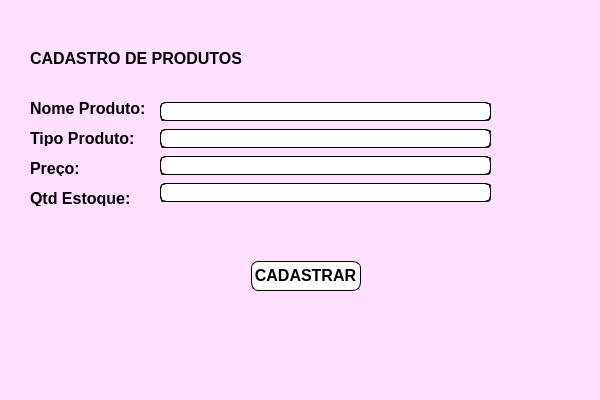
addryyano/ProjetoFinalSenac, file CadastroProdutos.ui: the form before one commit.
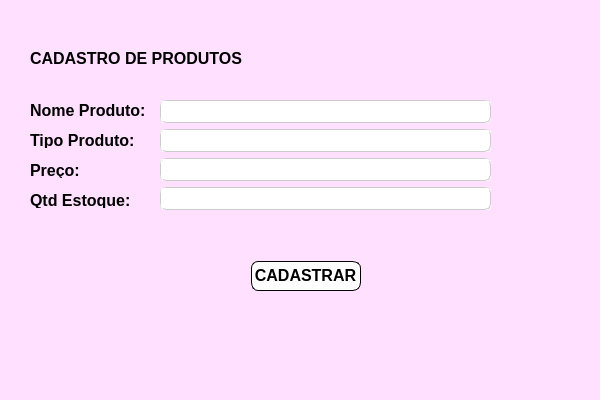
The form after the commit.

Commit message: Criado Cadastro de clientes e GUI Menu Principal

```diff
--- a/CadastroProdutos.ui
+++ b/CadastroProdutos.ui
@@ -24,7 +24,7 @@
     <property name="geometry">
      <rect>
       <x>30</x>
-      <y>160</y>
+      <y>162</y>
       <width>121</width>
       <height>16</height>
      </rect>
@@ -46,7 +46,7 @@
       <x>160</x>
       <y>100</y>
       <width>331</width>
-      <height>108</height>
+      <height>112</height>
      </rect>
     </property>
     <layout class="QVBoxLayout" name="verticalLayout">
@@ -54,14 +54,15 @@
       <widget class="QLineEdit" name="txtNomeProdCadastro">
        <property name="font">
         <font>
-         <pointsize>10</pointsize>
+         <pointsize>12</pointsize>
         </font>
        </property>
        <property name="styleSheet">
         <string notr="true">background-color: rgb(255, 255, 255);
 border-radius: 5px;
 border-style: groove;
-border-width: 1px</string>
+border-width: 1px;
+border-color: rgb(204, 204, 204)</string>
        </property>
       </widget>
      </item>
@@ -69,14 +70,15 @@
       <widget class="QLineEdit" name="txtTipoProdCadastro">
        <property name="font">
         <font>
-         <pointsize>10</pointsize>
+         <pointsize>12</pointsize>
         </font>
        </property>
        <property name="styleSheet">
         <string notr="true">background-color: rgb(255, 255, 255);
 border-radius: 5px;
 border-style: groove;
-border-width: 1px</string>
+border-width: 1px;
+border-color: rgb(204, 204, 204)</string>
        </property>
       </widget>
      </item>
@@ -84,14 +86,15 @@
       <widget class="QLineEdit" name="txtPrecoProdCadastro">
        <property name="font">
         <font>
-         <pointsize>10</pointsize>
+         <pointsize>12</pointsize>
         </font>
        </property>
        <property name="styleSheet">
         <string notr="true">background-color: rgb(255, 255, 255);
 border-radius: 5px;
 border-style: groove;
-border-width: 1px</string>
+border-width: 1px;
+border-color: rgb(204, 204, 204)</string>
        </property>
       </widget>
      </item>
@@ -99,14 +102,15 @@
       <widget class="QLineEdit" name="txtQtdProdCadastro">
        <property name="font">
         <font>
-         <pointsize>10</pointsize>
+         <pointsize>12</pointsize>
         </font>
        </property>
        <property name="styleSheet">
         <string notr="true">background-color: rgb(255, 255, 255);
 border-radius: 5px;
 border-style: groove;
-border-width: 1px</string>
+border-width: 1px;
+border-color: rgb(204, 204, 204)</string>
        </property>
       </widget>
      </item>
@@ -116,7 +120,7 @@
     <property name="geometry">
      <rect>
       <x>30</x>
-      <y>100</y>
+      <y>102</y>
       <width>121</width>
       <height>16</height>
      </rect>
@@ -136,7 +140,7 @@
     <property name="geometry">
      <rect>
       <x>30</x>
-      <y>130</y>
+      <y>132</y>
       <width>121</width>
       <height>16</height>
      </rect>
@@ -203,7 +207,7 @@
     <property name="geometry">
      <rect>
       <x>30</x>
-      <y>190</y>
+      <y>192</y>
       <width>121</width>
       <height>16</height>
      </rect>
```
The commit also changes 10 other files.
